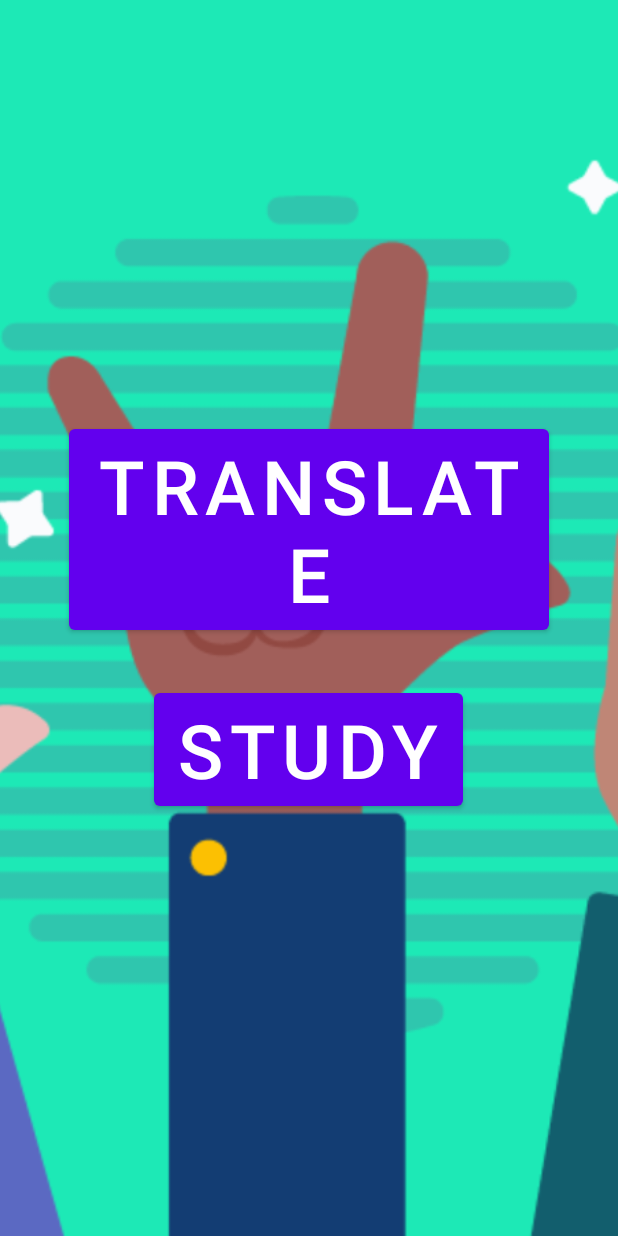
After one commit to ndhuynh02/BVoice, an Android app: the layout activity_main.xml on its own in the app's theme, with its tools: preview values and no code run, on a phone screen of 412 x 824 dp. The commit adds this screen. Run offline under Robolectric (Android 15) with nearby library versions, the phone set to English and light mode, and no system bars.

Commit message:
Add main menu to app

```diff
--- /dev/null
+++ b/app/src/main/res/drawable/arrow_forward.xml
@@ -0,0 +1,5 @@
+<vector android:autoMirrored="true" android:height="50dp"
+    android:tint="#FFFFFF" android:viewportHeight="24"
+    android:viewportWidth="24" android:width="50dp" xmlns:android="http://schemas.android.com/apk/res/android">
+    <path android:fillColor="@android:color/white" android:pathData="M12,4l-1.41,1.41L16.17,11H4v2h12.17l-5.58,5.59L12,20l8,-8z"/>
+</vector>
--- /dev/null
+++ b/app/src/main/res/layout/activity_main.xml
@@ -0,0 +1,43 @@
+<?xml version="1.0" encoding="utf-8"?>
+<androidx.constraintlayout.widget.ConstraintLayout xmlns:android="http://schemas.android.com/apk/res/android"
+    xmlns:app="http://schemas.android.com/apk/res-auto"
+    xmlns:tools="http://schemas.android.com/tools"
+    android:layout_width="match_parent"
+    android:layout_height="match_parent"
+    tools:context=".MainActivity">
+
+    <ImageView
+        android:id="@+id/imageView5"
+        android:layout_width="match_parent"
+        android:layout_height="match_parent"
+        android:src="@drawable/ily"
+        android:scaleType="centerCrop"/>
+
+    <LinearLayout
+        android:id="@+id/linearLayout"
+        android:layout_width="match_parent"
+        android:layout_height="match_parent"
+        android:gravity="center"
+        android:orientation="vertical"
+        app:layout_constraintBottom_toBottomOf="parent"
+        app:layout_constraintEnd_toEndOf="parent"
+        app:layout_constraintStart_toStartOf="parent"
+        app:layout_constraintTop_toTopOf="parent">
+
+        <Button
+            android:id="@+id/translate_button"
+            android:layout_width="wrap_content"
+            android:layout_height="wrap_content"
+            android:textSize="50sp"
+            android:text="@string/translateBtn"/>
+
+        <Button
+            android:id="@+id/study_button"
+            android:layout_width="wrap_content"
+            android:layout_height="wrap_content"
+            android:layout_marginTop="30dp"
+            android:textSize="50sp"
+            android:text="@string/studyBtn" />
+    </LinearLayout>
+
+</androidx.constraintlayout.widget.ConstraintLayout>
--- a/app/src/main/res/values/strings.xml
+++ b/app/src/main/res/values/strings.xml
@@ -1,5 +1,9 @@
 <resources>
     <string name="app_name">BVoice</string>
+    <string name="translateBtn">Translate</string>
+    <string name="studyBtn">Study</string>
+    <string name="no_camera_access" translatable="false">Please grant camera permissions.</string>
+
     <string name="title_activity_main">MainActivity</string>
     <!-- Strings used for fragments for navigation -->
     <string name="first_fragment_label">First Fragment</string>
```
Also changed, not shown: app/src/main/AndroidManifest.xml (+6 -3 lines), app/src/main/java/com/example/bvoice/MainActivity.java (added, +32 -0 lines), app/src/main/java/com/example/bvoice/TranslateActivity.java (renamed from app/src/main/java/com/example/bvoice/holistic_activity.java, +29 -4 lines), app/src/main/res/anim/slide_in_left.xml (added, +8 -0 lines), app/src/main/res/anim/slide_in_right.xml (added, +8 -0 lines), app/src/main/res/anim/slide_out_left.xml (added, +8 -0 lines), app/src/main/res/anim/slide_out_right.xml (added, +8 -0 lines), app/src/main/res/layout/activity_holistic_activity.xml (deleted, +0 -28 lines), app/src/main/res/layout/activity_translate.xml (added, +35 -0 lines), app/src/main/res/drawable/ily.png (added).
